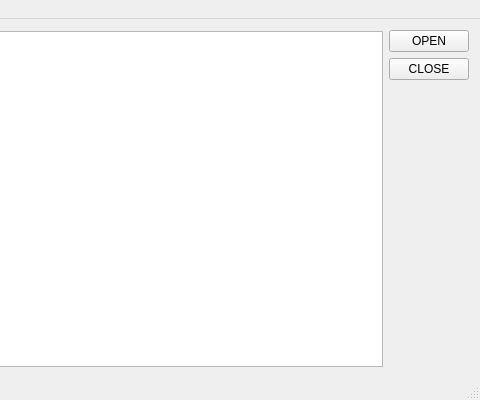
The window that firmware/host/pro2_spectrum/mainwindow.ui (kgat96/ubermini) describes before a commit, drawn with Qt 5; both pictures show x 220 to 700 and y 0 to 400 of the 700 by 400 pixel window.
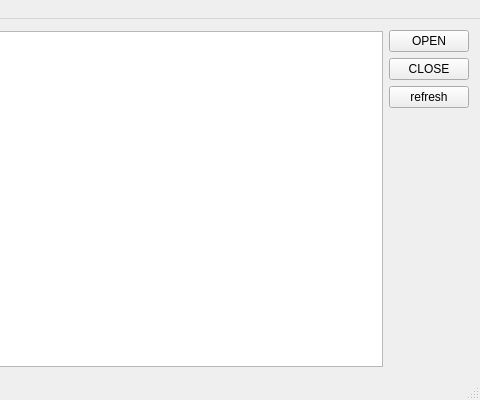
The same window after the commit. Custom widgets are drawn as their Qt base class.

Patch:
```diff
--- a/firmware/host/pro2_spectrum/mainwindow.ui
+++ b/firmware/host/pro2_spectrum/mainwindow.ui
@@ -60,6 +60,13 @@
         </property>
        </widget>
       </item>
+      <item>
+       <widget class="QPushButton" name="mButtonRefresh">
+        <property name="text">
+         <string>refresh</string>
+        </property>
+       </widget>
+      </item>
       <item>
        <spacer name="verticalSpacer">
         <property name="orientation">
```
